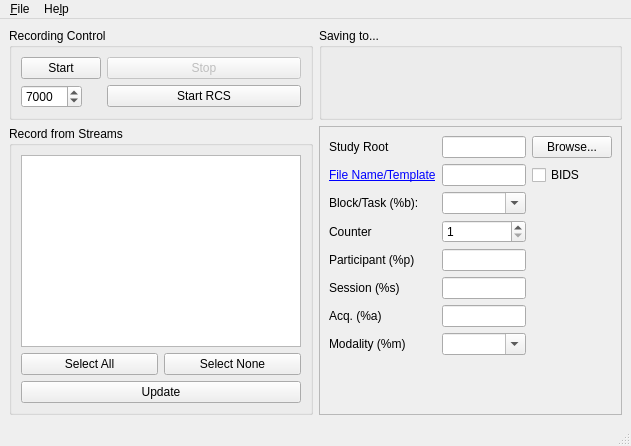
First picture: the form in src/mainwindow.ui, repository labstreaminglayer/App-LabRecorder, before the edit.
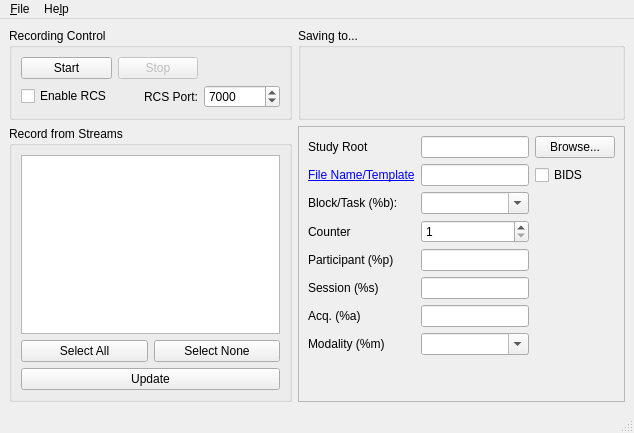
Second picture: the form after the edit.

Commit message: Change RCS push button to checkbox

```diff
--- a/src/mainwindow.ui
+++ b/src/mainwindow.ui
@@ -2,17 +2,25 @@
 <ui version="4.0">
  <class>MainWindow</class>
  <widget class="QMainWindow" name="MainWindow">
+  <property name="geometry">
+   <rect>
+    <x>0</x>
+    <y>0</y>
+    <width>634</width>
+    <height>433</height>
+   </rect>
+  </property>
   <property name="windowTitle">
    <string>Lab Recorder</string>
   </property>
   <widget class="QWidget" name="centralwidget">
-   <layout class="QGridLayout" name="gridLayout_master" rowstretch="0,0,0" columnstretch="1,1">
+   <layout class="QGridLayout" name="gridLayout_master">
     <item row="0" column="0">
      <widget class="QGroupBox" name="groupBox_recording">
       <property name="title">
        <string>Recording Control</string>
       </property>
-      <layout class="QFormLayout" name="formLayout">
+      <layout class="QGridLayout" name="formLayout">
        <item row="0" column="0">
         <widget class="QPushButton" name="startButton">
          <property name="text">
@@ -34,6 +42,26 @@
         </widget>
        </item>
        <item row="1" column="0">
+        <widget class="QCheckBox" name="rcsCheckBox">
+         <property name="text">
+          <string>Enable RCS</string>
+         </property>
+         <property name="tristate">
+          <bool>false</bool>
+         </property>
+        </widget>
+       </item>
+       <item row="1" column="1">
+        <widget class="QLabel" name="rcsportLabel">
+         <property name="text">
+          <string>RCS Port:</string>
+         </property>
+         <property name="alignment">
+          <set>Qt::AlignRight|Qt::AlignTrailing|Qt::AlignVCenter</set>
+         </property>
+        </widget>
+       </item>
+       <item row="1" column="2">
          <widget class="QSpinBox" name="rcsport">
            <property name="minimum">
              <number>1</number>
@@ -46,13 +74,6 @@
            </property>
          </widget>
         </item>
-        <item row="1" column="1">
-          <widget class="QPushButton" name="rcsbutton">
-            <property name="text">
-              <string>Start RCS</string>
-            </property>
-          </widget>
-        </item>
       </layout>
      </widget>
     </item>
@@ -125,8 +146,8 @@
         <rect>
          <x>0</x>
          <y>0</y>
-         <width>316</width>
-         <height>312</height>
+         <width>332</width>
+         <height>284</height>
         </rect>
        </property>
        <layout class="QGridLayout" name="gridLayout_2">
@@ -272,8 +293,8 @@
     <rect>
      <x>0</x>
      <y>0</y>
-     <width>659</width>
-     <height>30</height>
+     <width>634</width>
+     <height>21</height>
     </rect>
    </property>
    <widget class="QMenu" name="menuFile">
```
Left out of the diff: 2 changed lines with no effect on the pictures. Lines whose indentation alone changed are shown as unchanged. The commit also changes 3 other files.
